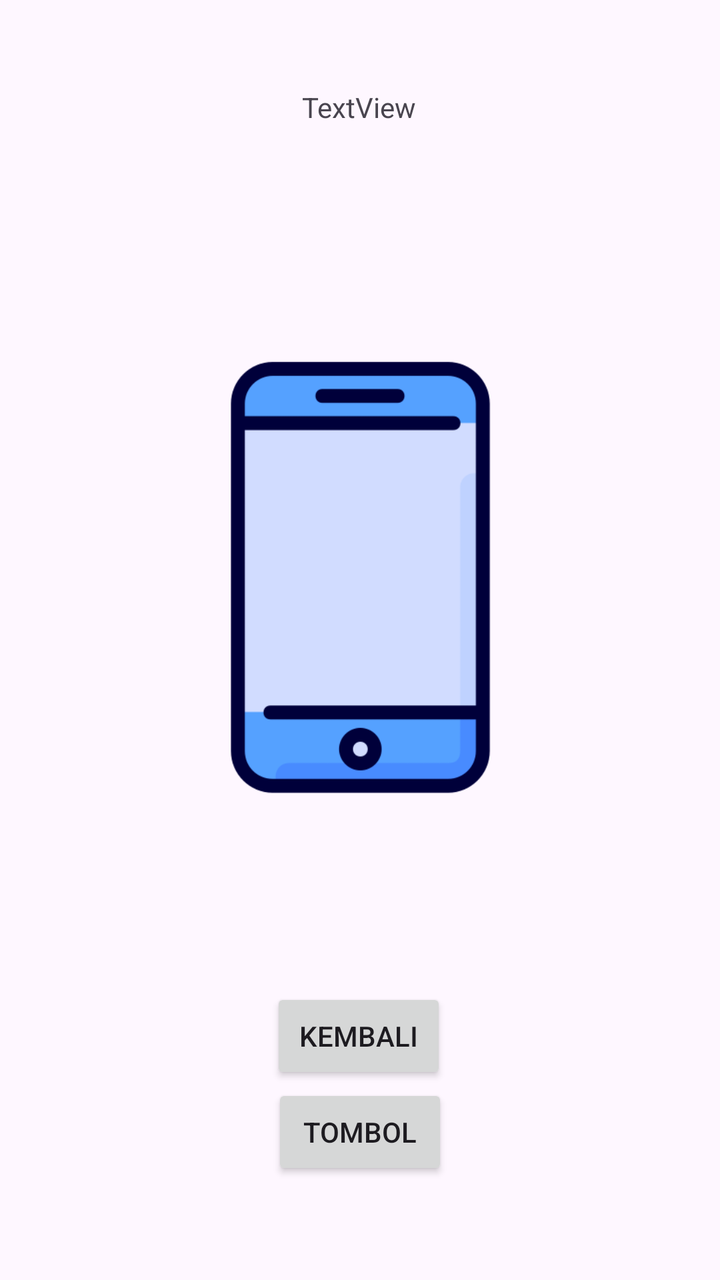
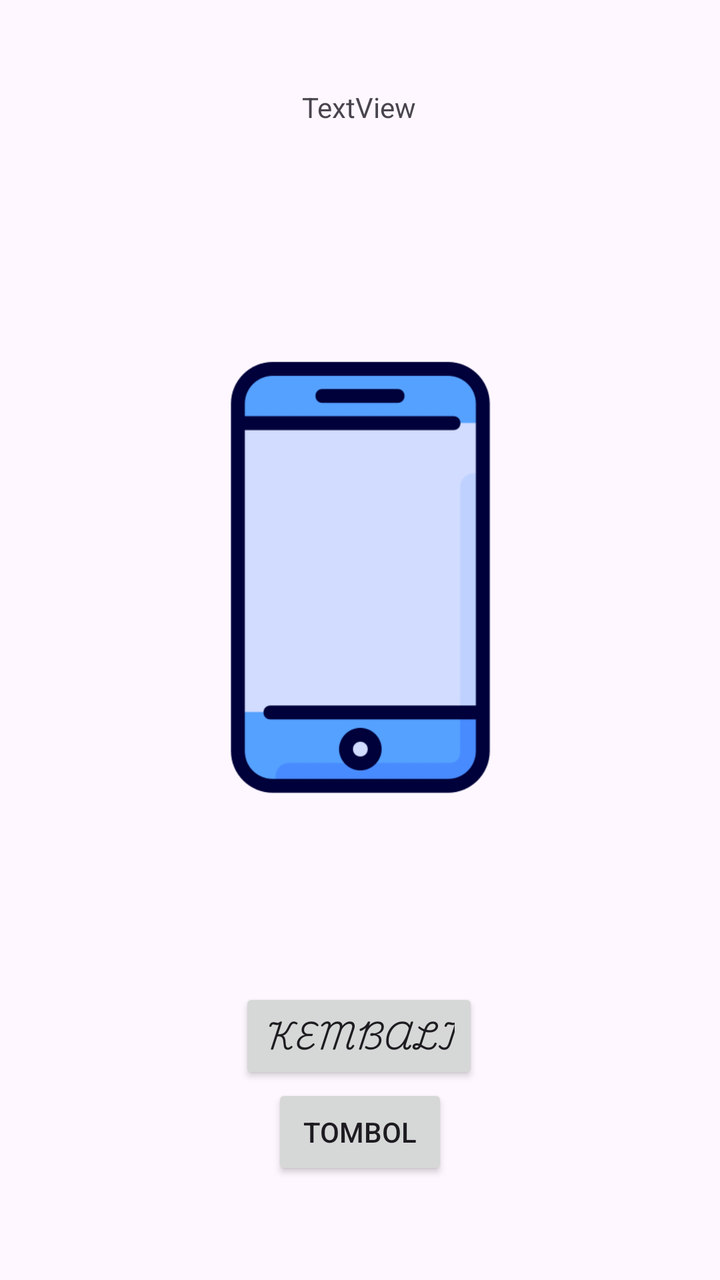

Two renders of the same Android screen: before a commit and after it. Below are the layout's source before the change and the commit's diff.
<!-- AndroidManifest.xml: application theme Theme.BellApps -->
<!-- res/layout/activity_fourth.xml -->
<?xml version="1.0" encoding="utf-8"?>
<androidx.constraintlayout.widget.ConstraintLayout xmlns:android="http://schemas.android.com/apk/res/android"
    xmlns:app="http://schemas.android.com/apk/res-auto"
    xmlns:tools="http://schemas.android.com/tools"
    android:id="@+id/main"
    android:layout_width="match_parent"
    android:layout_height="match_parent"
    tools:context=".pertemuan_4.FourthActivity">

    <Button
        android:id="@+id/btnFour"
        android:layout_width="wrap_content"
        android:layout_height="wrap_content"
        android:layout_marginTop="44dp"
        android:text="Kembali"
        app:layout_constraintEnd_toEndOf="parent"
        app:layout_constraintHorizontal_bias="0.498"
        app:layout_constraintStart_toStartOf="parent"
        app:layout_constraintTop_toBottomOf="@+id/imageView3" />

    <ImageView
        android:id="@+id/imageView3"
        android:layout_width="222dp"
        android:layout_height="323dp"
        android:layout_marginTop="64dp"
        app:layout_constraintEnd_toEndOf="parent"
        app:layout_constraintStart_toStartOf="parent"
        app:layout_constraintTop_toBottomOf="@+id/textView5"
        app:srcCompat="@drawable/smartphone" />

    <TextView
        android:id="@+id/textView5"
        android:layout_width="wrap_content"
        android:layout_height="wrap_content"
        android:layout_marginTop="44dp"
        android:text="TextView"
        app:layout_constraintEnd_toEndOf="parent"
        app:layout_constraintHorizontal_bias="0.498"
        app:layout_constraintStart_toStartOf="parent"
        app:layout_constraintTop_toTopOf="parent" />

    <Button
        android:id="@+id/btnShowSnackbar"
        android:layout_width="wrap_content"
        android:layout_height="wrap_content"
        android:text="tombol"
        app:layout_constraintEnd_toEndOf="parent"
        app:layout_constraintStart_toStartOf="parent"
        app:layout_constraintTop_toBottomOf="@+id/btnFour" />
</androidx.constraintlayout.widget.ConstraintLayout>
<!-- resources referenced by this layout -->
<resources>
  <!-- drawable smartphone: png bitmap (drawable, 9112 bytes) -->
  <style name="Theme.BellApps" parent="Base.Theme.BellApps" />
  <style name="Base.Theme.BellApps" parent="Theme.Material3.DayNight.NoActionBar">
          
          
      </style>
</resources>

<!-- the commit's change to res/layout/activity_fourth.xml (unified diff, before → after) -->
@@ -12,6 +12,7 @@
         android:layout_width="wrap_content"
         android:layout_height="wrap_content"
         android:layout_marginTop="44dp"
+        android:fontFamily="@font/tegaksambung"
         android:text="Kembali"
         app:layout_constraintEnd_toEndOf="parent"
         app:layout_constraintHorizontal_bias="0.498"
